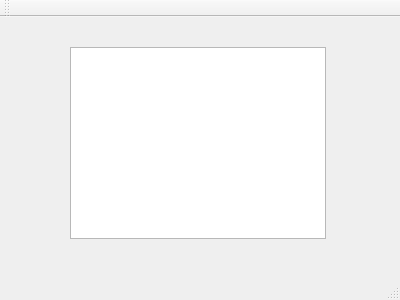
This is mainwindow.ui in shinhermit/PongFakeClient as Qt 5 draws it before an edit. The edited form follows.
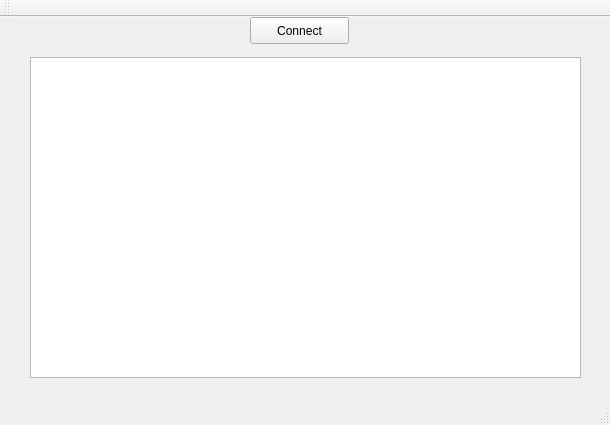
This is the edited form.

Commit message: added connect button

What changed in the file:
```diff
--- a/mainwindow.ui
+++ b/mainwindow.ui
@@ -6,8 +6,8 @@
    <rect>
     <x>0</x>
     <y>0</y>
-    <width>400</width>
-    <height>300</height>
+    <width>610</width>
+    <height>425</height>
    </rect>
   </property>
   <property name="windowTitle">
@@ -17,13 +17,26 @@
    <widget class="QPlainTextEdit" name="statusText">
     <property name="geometry">
      <rect>
-      <x>70</x>
-      <y>30</y>
-      <width>256</width>
-      <height>192</height>
+      <x>30</x>
+      <y>40</y>
+      <width>551</width>
+      <height>321</height>
      </rect>
     </property>
    </widget>
+   <widget class="QPushButton" name="connectButton">
+    <property name="geometry">
+     <rect>
+      <x>250</x>
+      <y>0</y>
+      <width>99</width>
+      <height>27</height>
+     </rect>
+    </property>
+    <property name="text">
+     <string>Connect</string>
+    </property>
+   </widget>
   </widget>
   <widget class="QMenuBar" name="menuBar">
    <property name="geometry">
```
Left out of the diff: 24 changed lines with no effect on the pictures. The commit also changes 2 other files.
